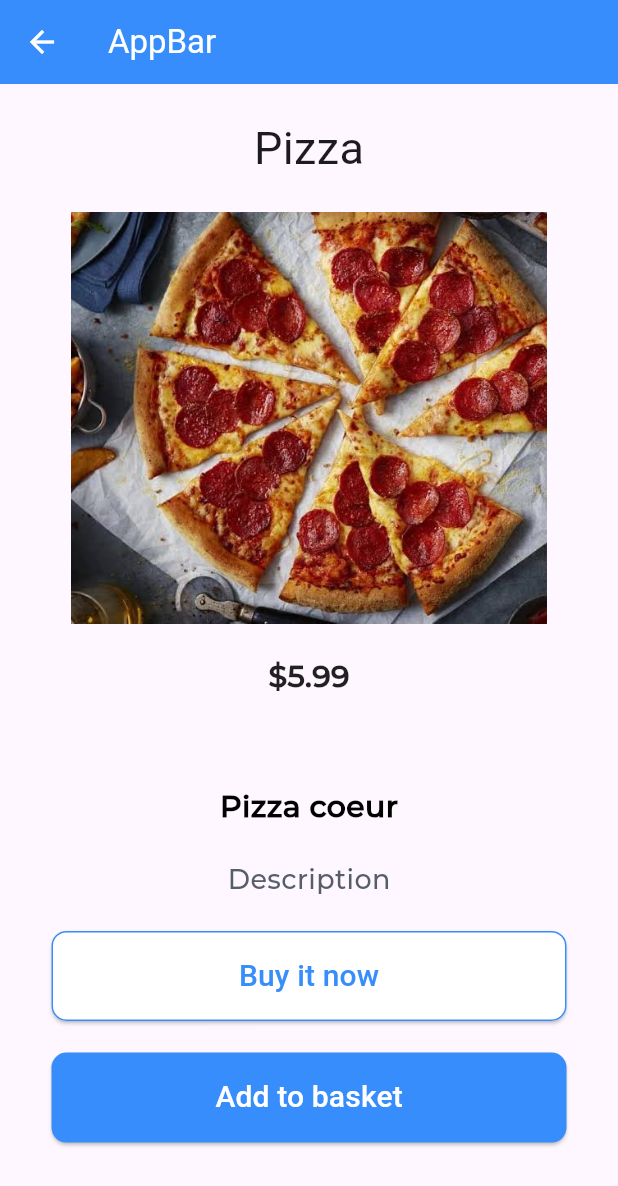
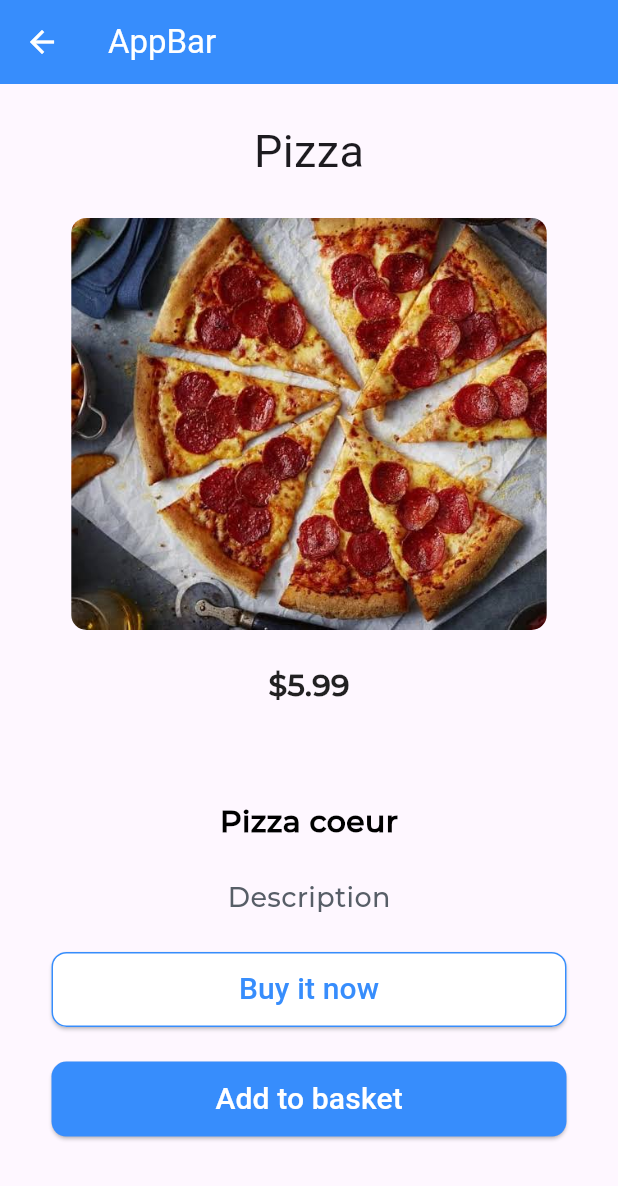
Before and after one commit to nathankakama/fast_food_app, a Flutter app: the DetailProduct screen opened directly, on a phone screen of 412 x 824 dp. Shown: the top 1186 px of the screen. Run offline on Flutter 3.47's test engine with Material 2 defaults, Android fonts, the phone set to English and light mode, and no system bars; project files that could hold a hidden picture were left out.

Commit message:
Arrondissement des images

```diff
--- a/lib/productDetails.dart
+++ b/lib/productDetails.dart
@@ -34,7 +34,13 @@ class DetailProduct extends StatelessWidget {
             // color: Colors.red,
             width: MediaQuery.of(context).size.width/1.3,
             height: MediaQuery.of(context).size.height/3,
-            child: Image.asset('assets/pizza_peperoni.JPG', fit: BoxFit.cover,),
+            decoration: BoxDecoration(
+              borderRadius: BorderRadius.circular(10),
+            ),
+            child: ClipRRect(
+              borderRadius: BorderRadius.circular(10),
+              child:  Image.asset('assets/pizza_peperoni.JPG', fit: BoxFit.cover,),
+            )
           ),
           PriceText('\$5.99'),
           SizedBox(height: 15.0,),
@@ -42,7 +48,7 @@ class DetailProduct extends StatelessWidget {
           DetailText("Description"),
           Container(
             width: MediaQuery.of(context).size.width/1.2,
-            height: 60.0,
+            height: 50.0,
             child: ElevatedButton(
               style: ButtonStyle(
                 backgroundColor: MaterialStateProperty.all<Color>(Colors.white),
@@ -64,7 +70,7 @@ class DetailProduct extends StatelessWidget {
           ),
           Container(
             width: MediaQuery.of(context).size.width/1.2,
-            height: 60.0,
+            height: 50.0,
             child: ElevatedButton(
               style: ButtonStyle(
                 backgroundColor: MaterialStateProperty.all<Color>(Color(0xFF378DFC)),
```
Also changed, not shown: lib/home.dart (+12 -4 lines), lib/products.dart (+24 -4 lines).
